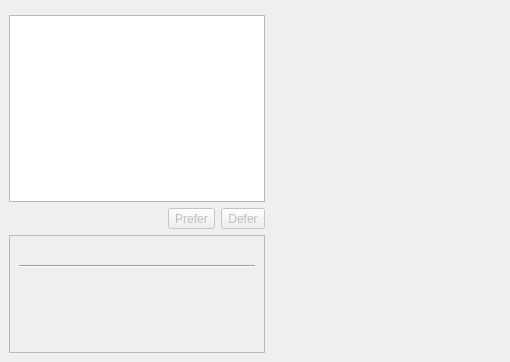
Qt form phonon/kcm/backendselection.ui (fluxer/kde-workspace) before a commit.
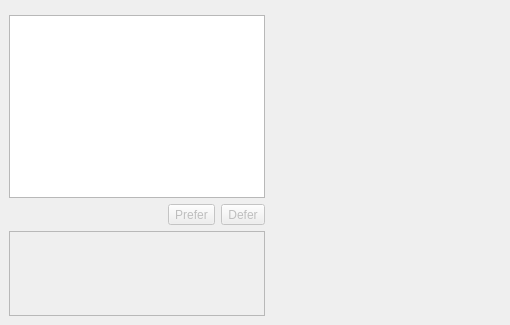
The same form after that commit. Custom widgets are drawn as their Qt base class.

Commit message: phonon: reduce screen space requirement for backend info

The edit to the form file:
```diff
--- a/phonon/kcm/backendselection.ui
+++ b/phonon/kcm/backendselection.ui
@@ -8,7 +8,7 @@
     <x>0</x>
     <y>0</y>
     <width>510</width>
-    <height>362</height>
+    <height>325</height>
    </rect>
   </property>
   <layout class="QGridLayout">
@@ -97,66 +97,11 @@
      <property name="frameShadow">
       <enum>QFrame::Raised</enum>
      </property>
-     <layout class="QVBoxLayout">
-      <property name="spacing">
-       <number>6</number>
-      </property>
+     <layout class="QGridLayout" name="gridLayout2">
       <property name="margin">
        <number>9</number>
       </property>
-      <item>
-       <layout class="QHBoxLayout">
-        <property name="spacing">
-         <number>6</number>
-        </property>
-        <property name="margin">
-         <number>0</number>
-        </property>
-        <item>
-         <widget class="QLabel" name="m_icon">
-          <property name="sizePolicy">
-           <sizepolicy hsizetype="Fixed" vsizetype="Fixed">
-            <horstretch>0</horstretch>
-            <verstretch>0</verstretch>
-           </sizepolicy>
-          </property>
-          <property name="text">
-           <string/>
-          </property>
-         </widget>
-        </item>
-        <item>
-         <widget class="QLabel" name="m_name">
-          <property name="sizePolicy">
-           <sizepolicy hsizetype="Preferred" vsizetype="Preferred">
-            <horstretch>0</horstretch>
-            <verstretch>0</verstretch>
-           </sizepolicy>
-          </property>
-          <property name="text">
-           <string/>
-          </property>
-          <property name="alignment">
-           <set>Qt::AlignVCenter</set>
-          </property>
-         </widget>
-        </item>
-       </layout>
-      </item>
-      <item>
-       <widget class="Line" name="line1">
-        <property name="frameShape">
-         <enum>QFrame::HLine</enum>
-        </property>
-        <property name="frameShadow">
-         <enum>QFrame::Sunken</enum>
-        </property>
-        <property name="orientation">
-         <enum>Qt::Horizontal</enum>
-        </property>
-       </widget>
-      </item>
-      <item>
+      <item row="0" column="0">
        <widget class="QLabel" name="m_comment">
         <property name="text">
          <string/>
@@ -166,14 +111,14 @@
         </property>
        </widget>
       </item>
-      <item>
+      <item row="1" column="0">
        <widget class="QLabel" name="m_website">
         <property name="text">
          <string/>
         </property>
        </widget>
       </item>
-      <item>
+      <item row="2" column="0">
        <widget class="QLabel" name="m_version">
         <property name="text">
          <string/>
@@ -183,7 +128,7 @@
         </property>
        </widget>
       </item>
-      <item>
+      <item row="3" column="0">
        <spacer>
         <property name="orientation">
          <enum>Qt::Vertical</enum>
@@ -199,6 +144,50 @@
         </property>
        </spacer>
       </item>
+      <item row="0" column="1" rowspan="4">
+       <widget class="QFrame" name="frame_2">
+        <property name="sizePolicy">
+         <sizepolicy hsizetype="Fixed" vsizetype="Preferred">
+          <horstretch>0</horstretch>
+          <verstretch>0</verstretch>
+         </sizepolicy>
+        </property>
+        <property name="frameShape">
+         <enum>QFrame::NoFrame</enum>
+        </property>
+        <property name="frameShadow">
+         <enum>QFrame::Raised</enum>
+        </property>
+        <layout class="QGridLayout" name="gridLayout_2">
+         <item row="1" column="0">
+          <spacer name="verticalSpacer">
+           <property name="orientation">
+            <enum>Qt::Vertical</enum>
+           </property>
+           <property name="sizeHint" stdset="0">
+            <size>
+             <width>20</width>
+             <height>40</height>
+            </size>
+           </property>
+          </spacer>
+         </item>
+         <item row="0" column="0">
+          <widget class="QLabel" name="m_icon">
+           <property name="sizePolicy">
+            <sizepolicy hsizetype="Minimum" vsizetype="Preferred">
+             <horstretch>0</horstretch>
+             <verstretch>0</verstretch>
+            </sizepolicy>
+           </property>
+           <property name="text">
+            <string/>
+           </property>
+          </widget>
+         </item>
+        </layout>
+       </widget>
+      </item>
      </layout>
     </widget>
    </item>
```
The commit also changes 1 other file.
